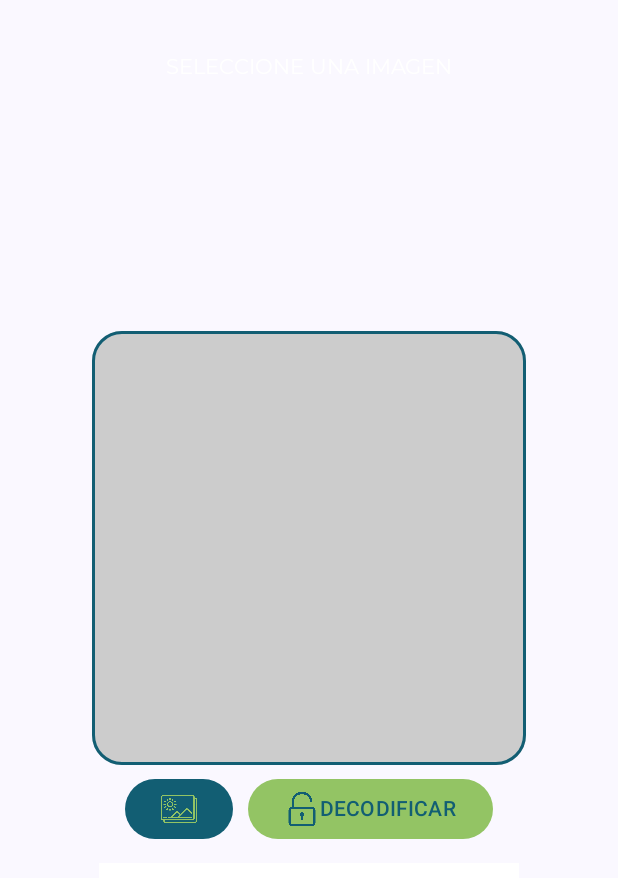
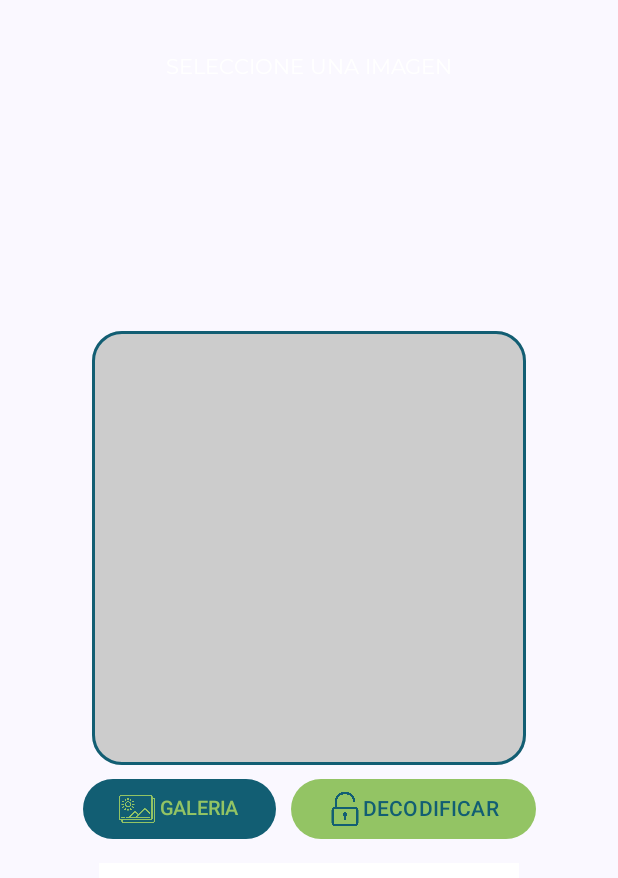
Before and after one commit to Standinrafael/proyecto_tesis_mvvm_hilt, an Android app built with Jetpack Compose: the composable DecodeScreen shown on its own in the app's theme, on a phone screen of 412 x 824 dp. Shown: the top 878 px of the screen. Run offline under Robolectric (Android 15) with nearby library versions, the phone set to English and light mode, and no system bars; our stand-ins replace Dagger/Hilt's generated code, Firebase (no records; nobody signed in at launch, a user with empty details on screens opened directly); 2 statements that could not run were skipped.

Commit message:
Texto de los iconos

```diff
--- a/app/src/main/java/com/example/proyecto_tesis/ui/activities/navScreens/DecodeScreen.kt
+++ b/app/src/main/java/com/example/proyecto_tesis/ui/activities/navScreens/DecodeScreen.kt
@@ -46,6 +46,7 @@ import androidx.compose.ui.res.painterResource
 import androidx.compose.ui.res.stringResource
 import androidx.compose.ui.text.TextStyle
 import androidx.compose.ui.unit.dp
+import androidx.compose.ui.unit.sp
 import androidx.hilt.navigation.compose.hiltViewModel
 import coil.compose.rememberAsyncImagePainter
 import com.example.proyecto_tesis.R
@@ -149,6 +150,11 @@ fun PickImageFromGalleryDeco(
                     contentDescription = "Galería",
                     tint = color_verde,
                     modifier = Modifier.size(24.dp)
+                )
+                Text(
+                    text = " GALERIA",
+                    color = color_verde,
+                    fontSize = 13.sp
                 )
             }
             Spacer(modifier = Modifier.width(10.dp))
```
Also changed, not shown: app/src/main/java/com/example/proyecto_tesis/ui/activities/navScreens/EncodeScreen.kt (+20 -0 lines).
